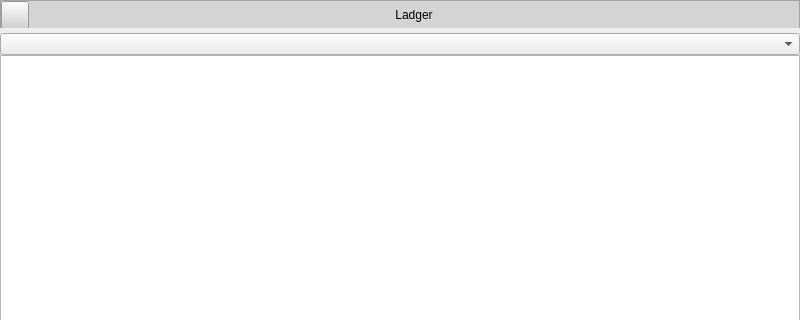
Darshitjivani/MBAS, file Resources/Ui/LedgerBalance.ui: the form before one commit; both pictures show x 0 to 800 and y 0 to 320 of the 800 by 600 pixel window.
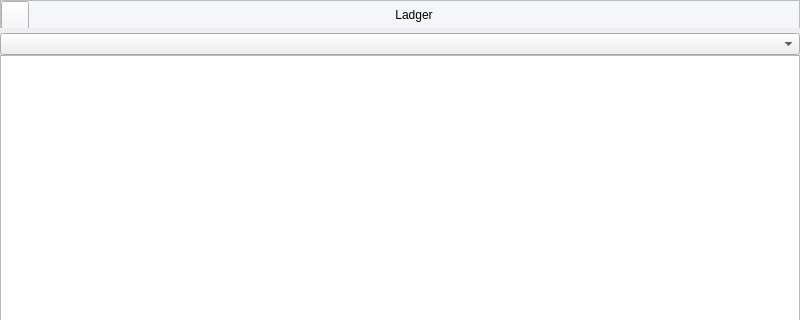
The form after the commit. Icons and pictures are not drawn.

Diff of the .ui file:
```diff
--- a/Resources/Ui/LedgerBalance.ui
+++ b/Resources/Ui/LedgerBalance.ui
@@ -45,8 +45,7 @@
        </size>
       </property>
       <property name="styleSheet">
-       <string notr="true">
-background-color: rgb(212, 212, 212);</string>
+       <string notr="true">background-color:#f5f6fa;</string>
       </property>
       <property name="frameShape">
        <enum>QFrame::StyledPanel</enum>
@@ -84,6 +83,13 @@
            <height>28</height>
           </size>
          </property>
+         <property name="styleSheet">
+          <string notr="true">QPushButton::hover{
+
+background-color: #9a9a9a
+
+}</string>
+         </property>
          <property name="text">
           <string/>
          </property>
```
Left out of the diff: 3 changed lines with no effect on the pictures.
